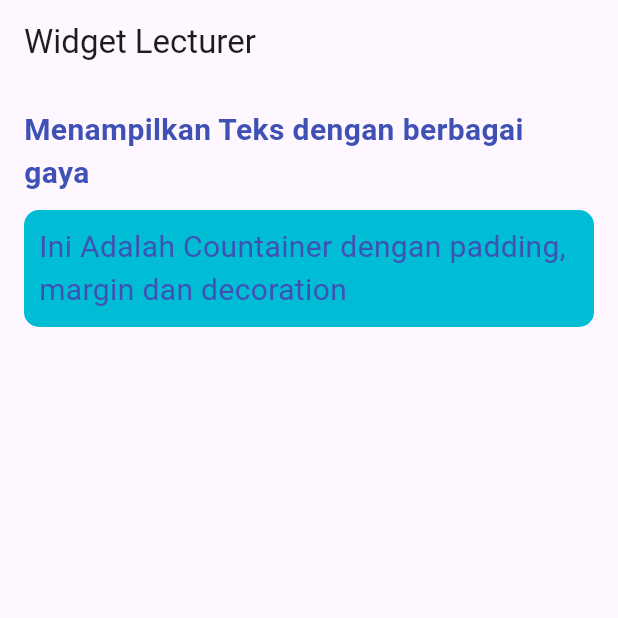
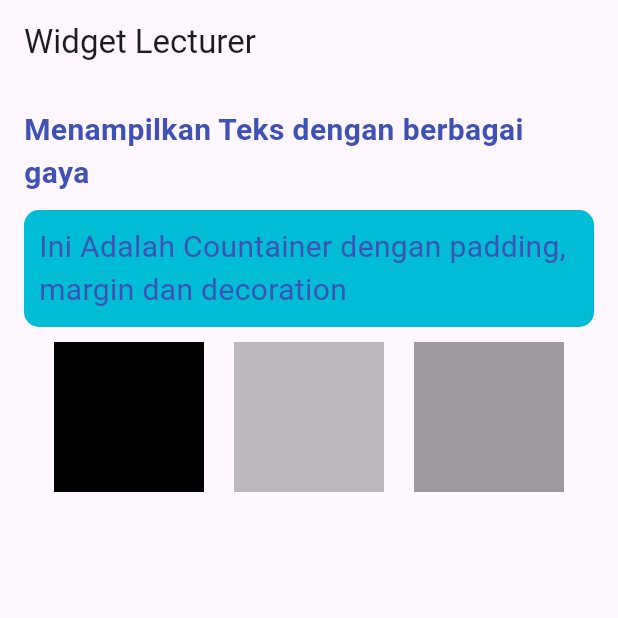
Before and after one commit to renaldiYogaRM/2211102441147-Renaldi_Yoga_Rendy_Menono-widget_lecturer, a Flutter app: the screen it shows after launch, on a phone screen of 412 x 824 dp, the top half of it. Run offline on Flutter 3.47's test engine with Material 3 defaults, Android fonts, the light colour scheme and no system bars.

Commit message:
menambahkan row dan columns

```diff
--- a/lib/home_page.dart
+++ b/lib/home_page.dart
@@ -32,6 +32,14 @@ class HomePage extends StatelessWidget {
                 style: TextStyle(color: Colors.indigo, fontSize: 20),
               ),
             ),
+            Row(
+              mainAxisAlignment: MainAxisAlignment.spaceEvenly,
+              children: [
+                Container(width: 100.0, height: 100.0, color: Colors.black),
+                Container(width: 100.0, height: 100.0, color: Colors.black26),
+                Container(width: 100.0, height: 100.0, color: Colors.black38),
+              ],
+            ),
           ],
         ),
       ),
```
